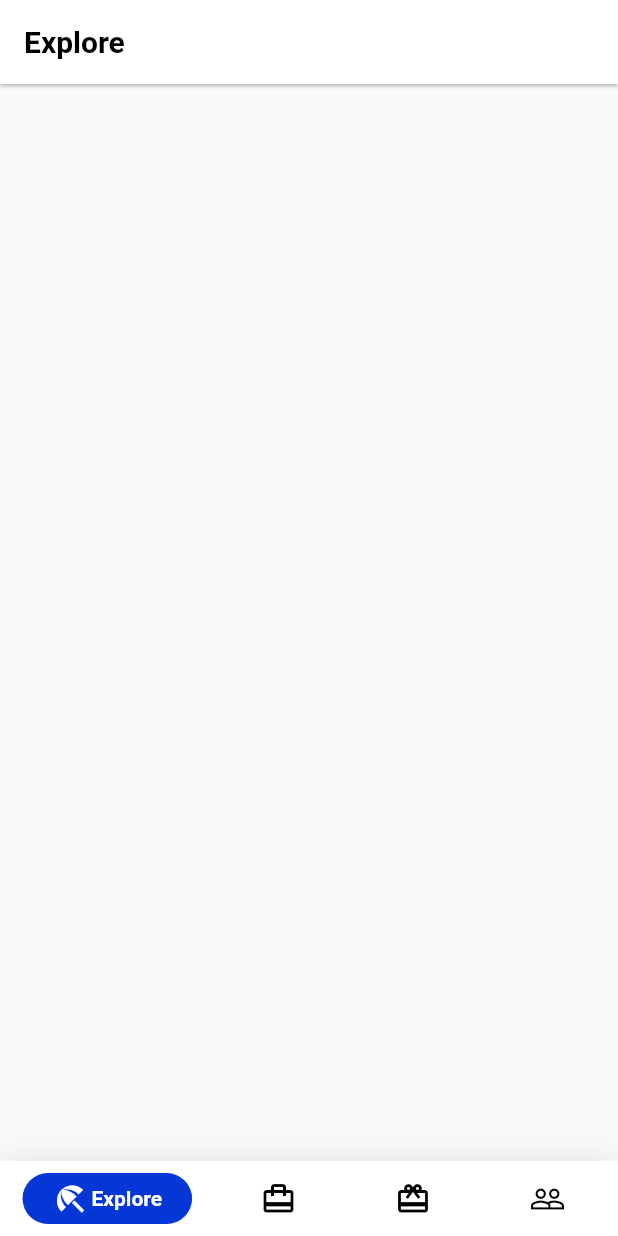
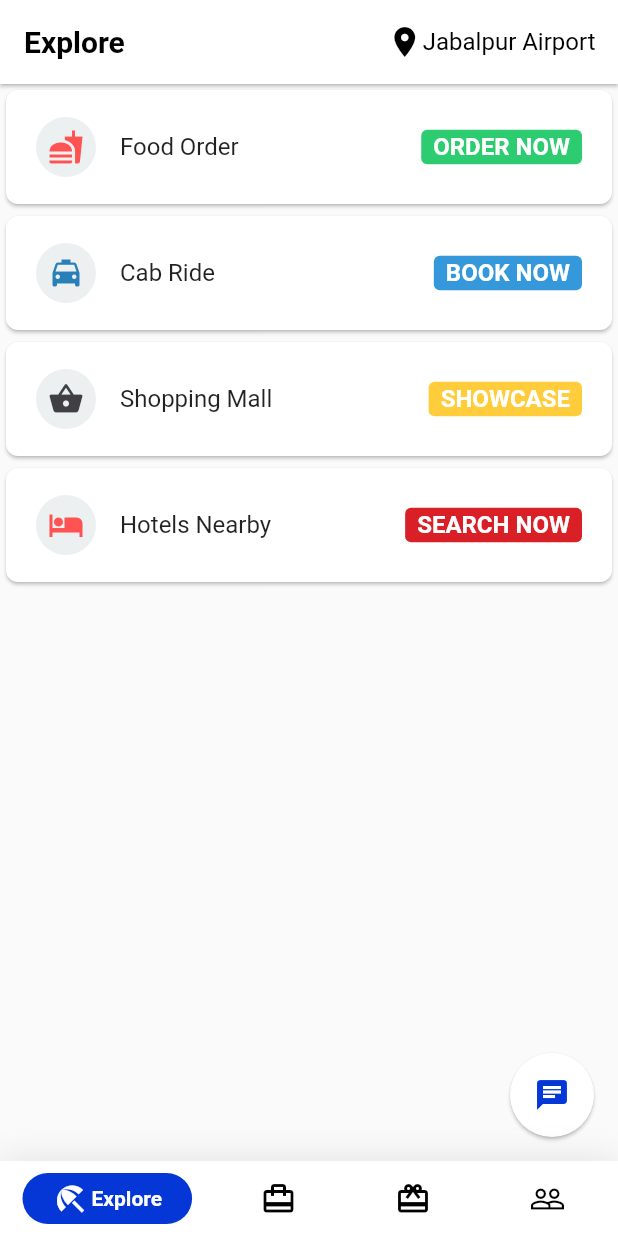
Before and after one commit to manish-pritmani/AIRCARE-SIH-2020-AAI-PROJECT, a Flutter app: the screen it shows after launch, on a phone screen of 412 x 824 dp. Run offline on Flutter 3.47's test engine with Material 2 defaults, Android fonts, the phone set to English and light mode, and no system bars; drawn by our look-alikes of google_nav_bar; our stand-ins replace font_awesome_flutter, line_icons; Roboto replaces fonts that are missing (Circular).

Commit message:
UI Basic build

```diff
--- a/lib/main.dart
+++ b/lib/main.dart
@@ -15,7 +15,7 @@ class MyApp extends StatelessWidget {
   @override
   Widget build(BuildContext context) {
     return MaterialApp(
-      title: 'Flutter Demo',
+      title: 'AirCare',
       debugShowCheckedModeBanner: false,
       theme: ThemeData(
         primarySwatch: Colors.blue,
--- a/lib/navigation/explore.dart
+++ b/lib/navigation/explore.dart
@@ -12,14 +12,161 @@ class _ExploreState extends State<Explore> {
       appBar: AppBar(
           elevation: 1,
           backgroundColor: Colors.white,
+          actions: <Widget>[
+            Row(
+              mainAxisAlignment: MainAxisAlignment.start,
+              children: <Widget>[
+                Icon(Icons.location_on,color: Colors.black,),
+                Text(
+                  "Jabalpur Airport",
+                  style: TextStyle(
+                      color: Colors.black,
+                      fontWeight: FontWeight.w400,
+                      fontSize: 16),
+                  textAlign: TextAlign.center,
+                ),
+                SizedBox(width: 15,)
+              ],
+            ),
+          ],
           title: Text(
             "Explore",
             style: TextStyle(
-              color: Theme.of(context).brightness == Brightness.dark ? Colors.white :Colors.black,
+              color: Theme.of(context).brightness == Brightness.dark
+                  ? Colors.white
+                  : Colors.black,
               fontWeight: FontWeight.bold,
               fontFamily: "Circular",
             ),
-          )
+          )),
+      floatingActionButton: FloatingActionButton(
+        onPressed: () {},
+        elevation: 1,
+        child: Icon(Icons.chat),
+        backgroundColor: Color(0xffffffff),
+        foregroundColor: Color(0xff0437D6),
+      ),
+      body: Column(
+        children: <Widget>[
+          Card(
+            shape: RoundedRectangleBorder(
+              borderRadius: BorderRadius.circular(8),
+            ),
+            child: ListTile(
+              contentPadding:
+                  EdgeInsets.symmetric(horizontal: 20, vertical: 10),
+              leading: CircleAvatar(
+                backgroundColor: Color(0xffecf0f1),
+                child: Icon(Icons.fastfood, color: Colors.redAccent),
+              ),
+              title: Text("Food Order"),
+              trailing: Container(
+                decoration: BoxDecoration(
+                  color: Color(0xFF2ecc71),
+                  borderRadius: BorderRadius.circular(4),
+                ),
+                padding: EdgeInsets.symmetric(horizontal: 8, vertical: 2),
+                child: Text(
+                  "ORDER NOW",
+                  style: TextStyle(
+                      color: Colors.white,
+                      fontSize: 16,
+                      fontWeight: FontWeight.bold),
+                ),
+              ),
+            ),
+          ),
+          Card(
+            shape: RoundedRectangleBorder(
+              borderRadius: BorderRadius.circular(8),
+            ),
+            child: ListTile(
+              contentPadding:
+                  EdgeInsets.symmetric(horizontal: 20, vertical: 10),
+              leading: CircleAvatar(
+                backgroundColor: Color(0xffecf0f1),
+                child: Icon(
+                  Icons.local_taxi,
+                  color: Color(0xFF2980b9),
+                ),
+              ),
+              title: Text("Cab Ride"),
+              trailing: Container(
+                decoration: BoxDecoration(
+                  color: Color(0xff3498db),
+                  borderRadius: BorderRadius.circular(4),
+                ),
+                padding: EdgeInsets.symmetric(horizontal: 8, vertical: 2),
+                child: Text(
+                  "BOOK NOW",
+                  style: TextStyle(
+                      color: Colors.white,
+                      fontSize: 16,
+                      fontWeight: FontWeight.bold),
+                ),
+              ),
+            ),
+          ),
+          Card(
+            shape: RoundedRectangleBorder(
+              borderRadius: BorderRadius.circular(8),
+            ),
+            child: ListTile(
+              contentPadding:
+                  EdgeInsets.symmetric(horizontal: 20, vertical: 10),
+              leading: CircleAvatar(
+                backgroundColor: Color(0xffecf0f1),
+                child: Icon(
+                  Icons.shopping_basket,
+                  color: Color(0xff3f3f44),
+                ),
+              ),
+              title: Text("Shopping Mall"),
+              trailing: Container(
+                decoration: BoxDecoration(
+                  color: Color(0xffffcd3c),
+                  borderRadius: BorderRadius.circular(4),
+                ),
+                padding: EdgeInsets.symmetric(horizontal: 8, vertical: 2),
+                child: Text(
+                  "SHOWCASE",
+                  style: TextStyle(
+                      color: Colors.white,
+                      fontSize: 16,
+                      fontWeight: FontWeight.bold),
+                ),
+              ),
+            ),
+          ),
+          Card(
+            shape: RoundedRectangleBorder(
+              borderRadius: BorderRadius.circular(8),
+            ),
+            child: ListTile(
+              contentPadding:
+              EdgeInsets.symmetric(horizontal: 20, vertical: 10),
+              leading: CircleAvatar(
+                backgroundColor: Color(0xffecf0f1),
+                child: Icon(Icons.hotel, color: Colors.redAccent),
+              ),
+              title: Text("Hotels Nearby"),
+              trailing: Container(
+                decoration: BoxDecoration(
+                  color: Color(0xFFd92027),
+                  borderRadius: BorderRadius.circular(4),
+                ),
+                padding: EdgeInsets.symmetric(horizontal: 8, vertical: 2),
+                child: Text(
+                  "SEARCH NOW",
+                  style: TextStyle(
+                      color: Colors.white,
+                      fontSize: 16,
+                      fontWeight: FontWeight.bold),
+                ),
+              ),
+            ),
+          ),
+        ],
       ),
     );
   }
--- a/lib/navigation/profile.dart
+++ b/lib/navigation/profile.dart
@@ -34,7 +34,17 @@ class _ProfileState extends State<Profile> {
                 Container(
                   width: double.infinity,
                   height: 330,
-                  color: Colors.deepOrange,
+                  margin: EdgeInsets.symmetric(horizontal: 10,vertical: 10),
+                  decoration: BoxDecoration(
+                    borderRadius: BorderRadius.circular(8),
+                    color: Color(0xff0437D6),
+                    gradient: LinearGradient(
+                      colors: [
+                        Color(0xff0434D6),
+                        Color(0xff8A00E0),
+                      ],
+                    ),
+                  ),
                 ),
                 Positioned(
                   top: 20,
@@ -128,7 +138,7 @@ class _ProfileState extends State<Profile> {
                                 Container(
                                     padding:
                                     EdgeInsets.only(top: 10, bottom: 5),
-                                    child: Text("Connected Account",
+                                    child: Text("Account",
                                         style: TextStyle(
                                             color: Colors.black54))),
                                 Container(
@@ -136,7 +146,8 @@ class _ProfileState extends State<Profile> {
                                     child: Text("3",
                                         style: TextStyle(
                                             color: Colors.black87,
-                                            fontSize: 16))),
+                                            fontSize: 16)
+                                    )),
                               ],
                             ),
                           ],
```
Also changed, not shown: 14 other files.
